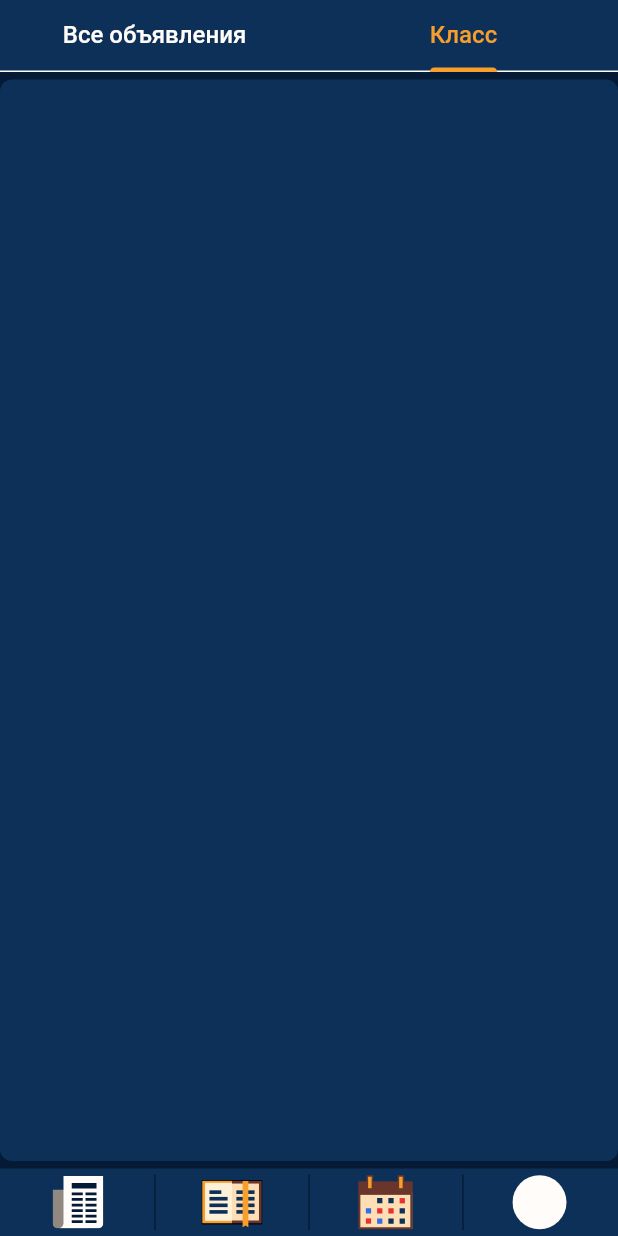
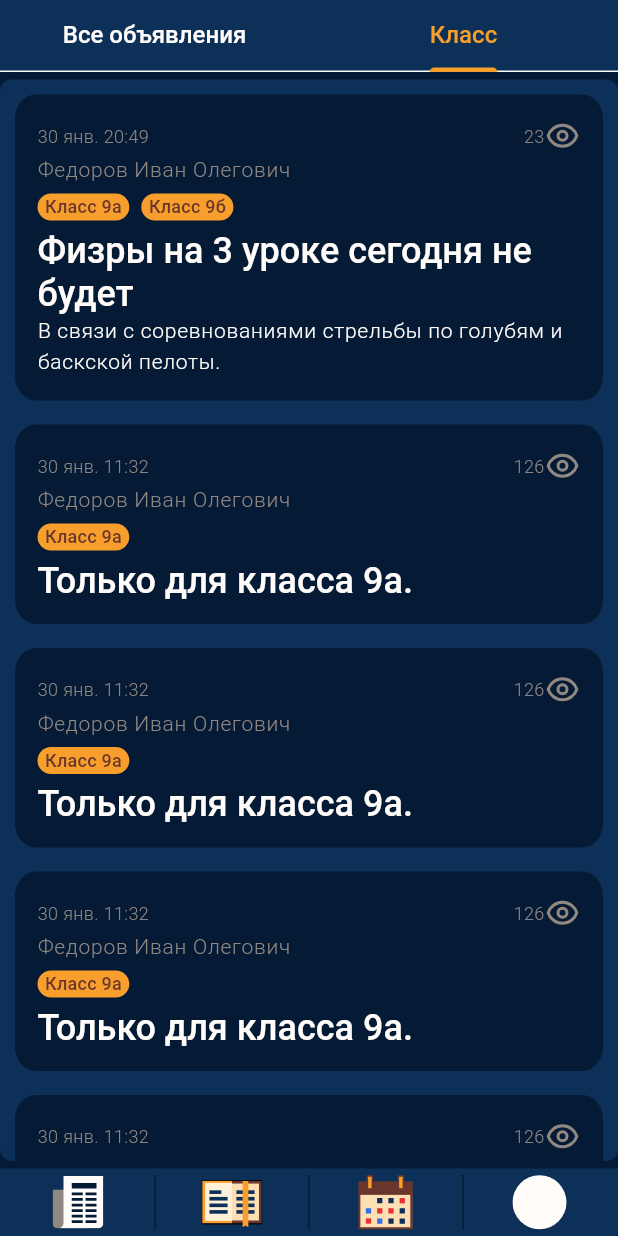
Before and after one commit to ratingus/ratingus_mobile, a Flutter app: the screen it shows after launch, tab 2 chosen, on a phone screen of 412 x 824 dp. Run offline on Flutter 3.47's test engine with Material 3 defaults, Android fonts, the phone set to English and light mode, and no system bars; our stand-ins replace auto_route, flutter_svg.

Commit message:
some update

```diff
--- a/lib/entity/announcement/mock/announcements.dart
+++ b/lib/entity/announcement/mock/announcements.dart
@@ -7,8 +7,8 @@ final List<Announcement> announcements = <Announcement>[
     date: DateTime.utc(2024, 1, 30, 20, 49),
     views: 23,
     classes: [
-      ClassItem(id: 0, name: "Класс 9а"),
-      ClassItem(id: 1, name: "Класс 9б"),
+      ClassItem(id: 17, name: "Класс 9а"),
+      ClassItem(id: 18, name: "Класс 9б"),
     ],
     title: "Физры на 3 уроке сегодня не будет",
     content: "В связи с соревнованиями стрельбы по голубям и баскской пелоты.",
@@ -51,7 +51,7 @@ final List<Announcement> announcements = <Announcement>[
     date: DateTime.utc(2024, 1, 30, 11, 32),
     views: 126,
     classes: [
-      ClassItem(id: 0, name: "Класс 9а"),
+      ClassItem(id: 17, name: "Класс 9а"),
     ],
     title: "Только для класса 9а.",
   ),
@@ -60,7 +60,7 @@ final List<Announcement> announcements = <Announcement>[
     date: DateTime.utc(2024, 1, 30, 11, 32),
     views: 126,
     classes: [
-      ClassItem(id: 0, name: "Класс 9а"),
+      ClassItem(id: 17, name: "Класс 9а"),
     ],
     title: "Только для класса 9а.",
   ),
@@ -69,7 +69,7 @@ final List<Announcement> announcements = <Announcement>[
     date: DateTime.utc(2024, 1, 30, 11, 32),
     views: 126,
     classes: [
-      ClassItem(id: 0, name: "Класс 9а"),
+      ClassItem(id: 17, name: "Класс 9а"),
     ],
     title: "Только для класса 9а.",
   ),
@@ -78,7 +78,7 @@ final List<Announcement> announcements = <Announcement>[
     date: DateTime.utc(2024, 1, 30, 11, 32),
     views: 126,
     classes: [
-      ClassItem(id: 0, name: "Класс 9а"),
+      ClassItem(id: 17, name: "Класс 9а"),
     ],
     title: "Только для класса 9а.",
   ),
@@ -87,7 +87,7 @@ final List<Announcement> announcements = <Announcement>[
     date: DateTime.utc(2024, 1, 30, 11, 32),
     views: 126,
     classes: [
-      ClassItem(id: 0, name: "Класс 9а"),
+      ClassItem(id: 17, name: "Класс 9а"),
     ],
     title: "Только для класса 9а.",
   )
--- a/lib/entity/school/mock/schools.dart
+++ b/lib/entity/school/mock/schools.dart
@@ -11,7 +11,7 @@ final schools = <School>[
       email: "school_31415@school.edu",
       role: UserRole.student,
       classes: [
-        ClassItem(id: 0, name: "Класс 9а"),
+        ClassItem(id: 17, name: "Класс 9а"),
       ]),
   School(
       id: 1,
--- a/lib/pages/profile_page.dart
+++ b/lib/pages/profile_page.dart
@@ -1,9 +1,6 @@
 import 'package:auto_route/annotations.dart';
-import 'package:flutter/cupertino.dart';
 import 'package:flutter/material.dart';
-import 'package:flutter/widgets.dart';
 import 'package:intl/intl.dart';
-import 'package:ratingus_mobile/entity/class/ui/class_item.dart';
 import 'package:ratingus_mobile/entity/school/mock/schools.dart';
 import 'package:ratingus_mobile/entity/user/mock/user.dart';
 import 'package:ratingus_mobile/shared/components/buttons/pressed_button.dart';
--- a/lib/shared/theme/consts/icons.dart
+++ b/lib/shared/theme/consts/icons.dart
@@ -23,3 +23,6 @@ final SvgPicture activeAddUserIcon = SvgPicture.asset('assets/icons/add-user.svg
 );
 
 final SvgPicture noImageIcon = SvgPicture.asset('assets/icons/no-image.svg');
+
+final SvgPicture arrowDown = SvgPicture.asset('assets/icons/arrow-down.svg',
+colorFilter: const ColorFilter.mode(AppColors.textPrimary, BlendMode.srcIn));
--- a/lib/widget/school/tab_school.dart
+++ b/lib/widget/school/tab_school.dart
@@ -14,8 +14,7 @@ class SchoolTabs extends StatefulWidget {
 
 class _SchoolTabsState extends State<SchoolTabs>
     with SingleTickerProviderStateMixin {
-  int _selectedSchoolIndex = 0;
-
+  int _selectedSchoolIndex = 0; // TODO: прокидывать user.schoolId и искать по нему дефолтный _selectedSchoolIndex
   @override
   Widget build(BuildContext context) {
     return ListView.separated(
```
